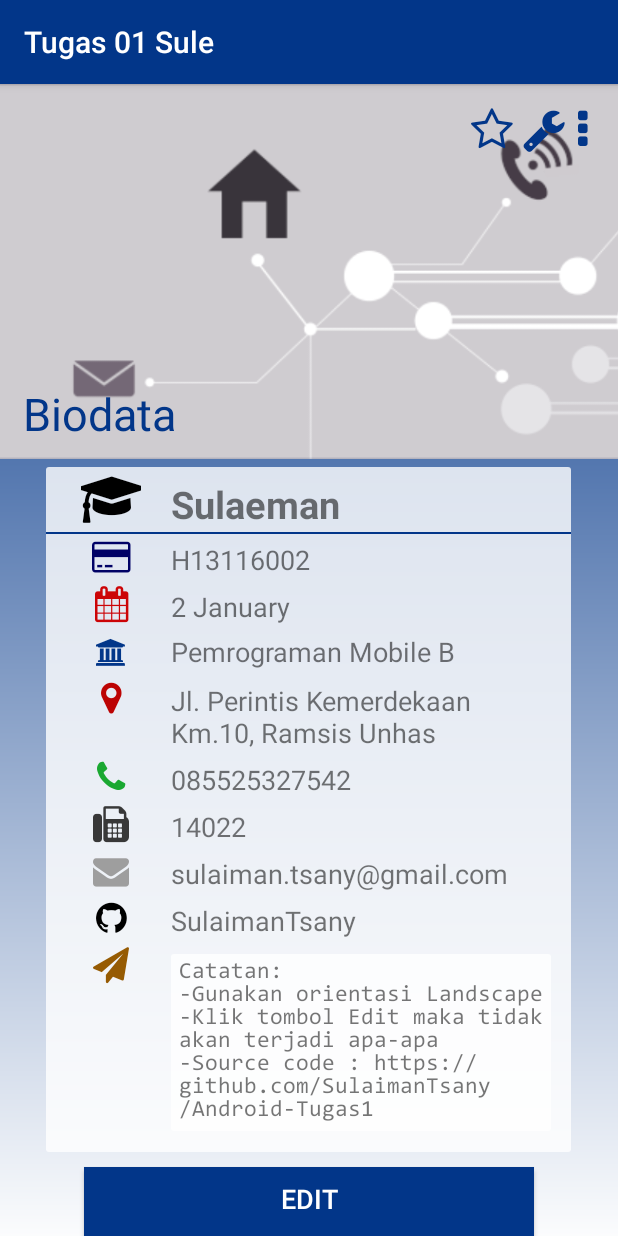
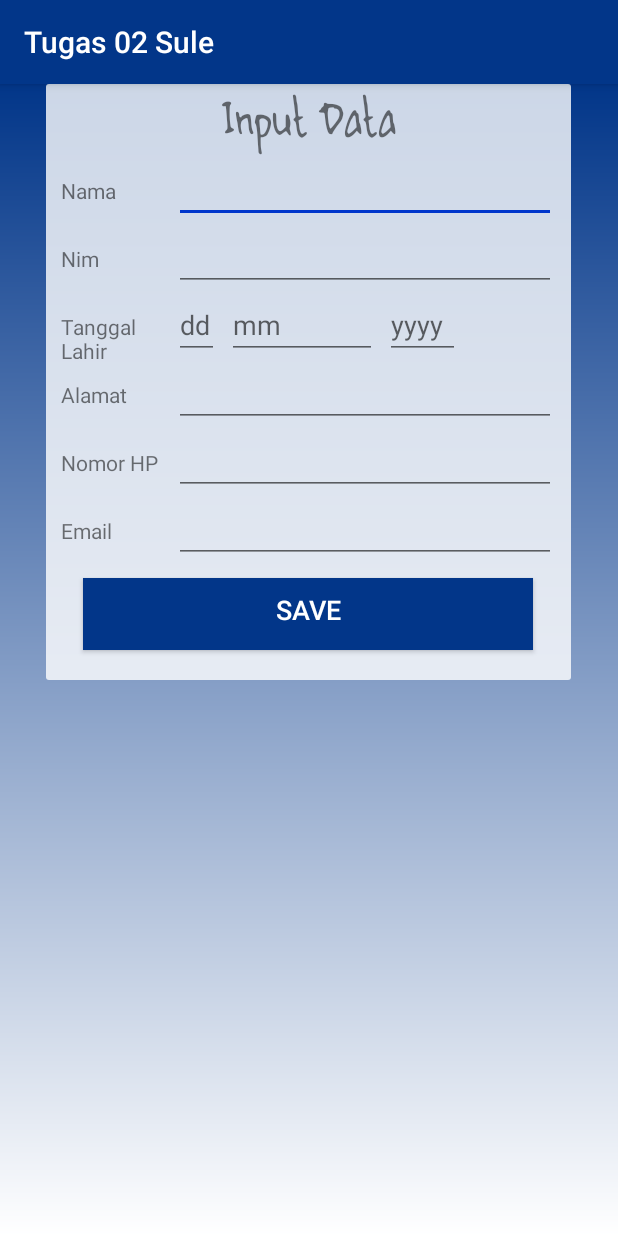
Before and after one commit to SulaimanTsany/Android-Studio, an Android app: the screen it shows after launch (MainActivity before the commit, InputActivity after it), on a phone screen of 412 x 824 dp. Run offline under Robolectric (Android 15) with nearby library versions, the phone set to English and light mode, and no system bars.

Commit message:
bundle bermasalah

```diff
--- a/app/src/main/AndroidManifest.xml
+++ b/app/src/main/AndroidManifest.xml
@@ -9,14 +9,14 @@
         android:roundIcon="@mipmap/ic_launcher_round"
         android:supportsRtl="true"
         android:theme="@style/AppTheme">
-        <activity android:name=".MainActivity">
+        <activity android:name=".MainActivity"></activity>
+        <activity android:name=".InputActivity">
             <intent-filter>
                 <action android:name="android.intent.action.MAIN" />
 
                 <category android:name="android.intent.category.LAUNCHER" />
             </intent-filter>
         </activity>
-        <activity android:name=".InputActivity"></activity>
     </application>
 
 </manifest>
--- a/app/src/main/java/com/example/diss/tugas01sule/InputActivity.java
+++ b/app/src/main/java/com/example/diss/tugas01sule/InputActivity.java
@@ -4,19 +4,34 @@ import android.content.Intent;
 import android.support.v7.app.AppCompatActivity;
 import android.os.Bundle;
 import android.view.View;
+import android.widget.TextView;
 import android.widget.Toast;
 
 public class InputActivity extends AppCompatActivity {
-
+    TextView name;
+    TextView nim;
+    TextView address;
+    TextView phone;
+    TextView email;
     @Override
     protected void onCreate(Bundle savedInstanceState) {
         super.onCreate(savedInstanceState);
         setContentView(R.layout.activity_input);
+        name = findViewById(R.id.input_name);
+        nim = findViewById(R.id.input_nim);
+        address = findViewById(R.id.input_address);
+        phone = findViewById(R.id.input_phone);
+        email = findViewById(R.id.input_email);
     }
 
     public void saveButton (View view) {
         Toast.makeText(this, "saved", Toast.LENGTH_SHORT).show();
         Intent intent = new Intent(this, MainActivity.class);
+        intent.putExtra("name", name.getText());
+        intent.putExtra("nim", nim.getText());
+        intent.putExtra("address", address.getText());
+        intent.putExtra("phone", phone.getText());
+        intent.putExtra("email", email.getText());
         startActivity(intent);
         this.finish();
     }
--- a/app/src/main/res/layout/activity_input.xml
+++ b/app/src/main/res/layout/activity_input.xml
@@ -2,8 +2,8 @@
 <ScrollView xmlns:android="http://schemas.android.com/apk/res/android"
     android:layout_width="match_parent"
     android:layout_height="match_parent"
-    android:background="@drawable/gradient_top"
-    >
+    android:background="@drawable/gradient_top">
+
     <LinearLayout
         android:layout_width="350dp"
         android:layout_height="wrap_content"
@@ -71,14 +71,14 @@
                 android:layout_width="30dp"
                 android:layout_height="wrap_content"
                 android:inputType="date"
-                android:tooltipText="//dd"
+                android:hint="dd"
                 android:maxLength="2"/>
             <EditText
                 android:id="@+id/input_birthday-m"
                 android:layout_marginEnd="5dp"
                 android:layout_width="100dp"
                 android:layout_height="wrap_content"
-                android:tooltipText="/mm"
+                android:hint="mm"
                 android:maxLines="1"
                 android:maxLength="15"/>
             <EditText
@@ -87,7 +87,7 @@
                 android:layout_width="50dp"
                 android:layout_height="wrap_content"
                 android:inputType="date"
-                android:tooltipText="//yyyy"
+                android:hint="yyyy"
                 android:maxLength="4"/>
         </LinearLayout>
 
--- a/app/src/main/res/layout/activity_main.xml
+++ b/app/src/main/res/layout/activity_main.xml
@@ -98,6 +98,7 @@
                     android:layout_height="wrap_content"
                     android:gravity="center"/>
                 <TextView
+                    android:id="@+id/name"
                     android:textSize="25sp"
                     android:layout_width="wrap_content"
                     android:layout_height="wrap_content"
@@ -123,6 +124,7 @@
                     android:layout_height="wrap_content"
                     android:gravity="center"/>
                 <TextView
+                    android:id="@+id/nim"
                     android:textSize="18sp"
                     android:layout_width="wrap_content"
                     android:layout_height="wrap_content"
@@ -186,6 +188,7 @@
                     android:layout_height="wrap_content"
                     android:gravity="center"/>
                 <TextView
+                    android:id="@+id/address"
                     android:textSize="18sp"
                     android:paddingEnd="20dp"
                     android:layout_width="wrap_content"
@@ -207,6 +210,7 @@
                     android:layout_height="wrap_content"
                     android:gravity="center"/>
                 <TextView
+                    android:id="@+id/phone"
                     android:textSize="18sp"
                     android:layout_width="wrap_content"
                     android:layout_height="wrap_content"
@@ -247,6 +251,7 @@
                     android:layout_height="wrap_content"
                     android:gravity="center"/>
                 <TextView
+                    android:id="@+id/email"
                     android:textSize="18sp"
                     android:layout_width="wrap_content"
                     android:layout_height="wrap_content"
--- a/app/src/main/res/values/colors.xml
+++ b/app/src/main/res/values/colors.xml
@@ -3,7 +3,7 @@
     <!-- 008577 -->
     <color name="colorPrimary">#023689</color>
     <color name="colorPrimaryDark">#000</color>
-    <color name="colorAccent">#D81B60</color>
+    <color name="colorAccent">#0036cc</color>
     <color name="Ivory">#FFFFF0</color>
     <color name="LightYellow">#FFFFE0</color>
     <color name="Yellow">#FFFF00</color>
--- a/app/src/main/res/values/strings.xml
+++ b/app/src/main/res/values/strings.xml
@@ -1,5 +1,5 @@
 <resources>
-    <string name="app_name">Tugas 01 Sule</string>
+    <string name="app_name">Tugas 02 Sule</string>
     <string name="save">Edit</string>
     <string name="name">Sulaeman</string>
     <string name="student_id">H13116002</string>
```
Also changed, not shown: app/src/main/java/com/example/diss/tugas01sule/MainActivity.java (+25 -0 lines).
